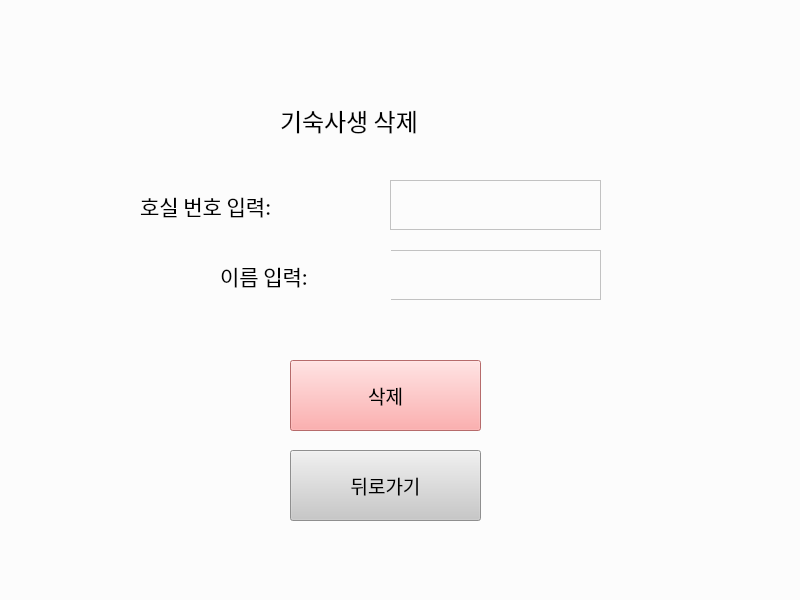
Before: the Qt Designer form delete.ui in Hyemin-12/goingout-journal, drawn with Qt 5.
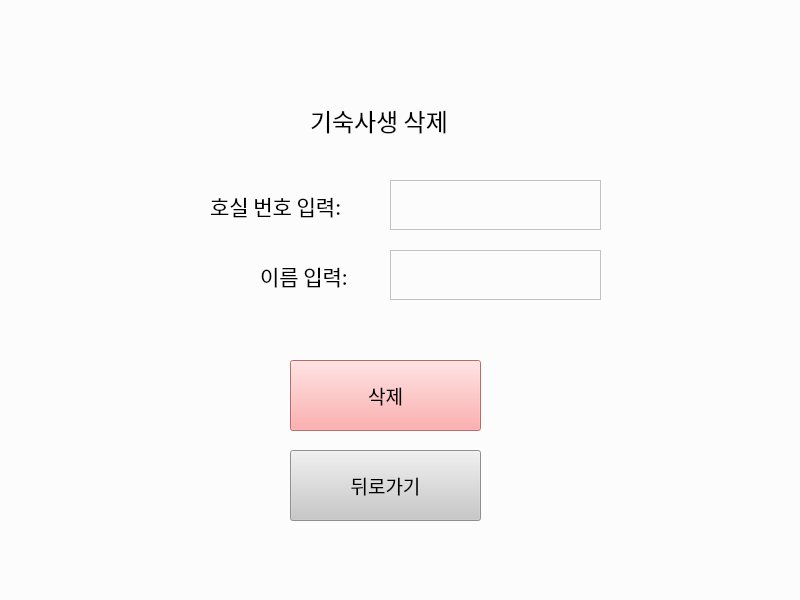
After: the same form once the commit is applied.

Patch:
```diff
--- a/delete.ui
+++ b/delete.ui
@@ -19,9 +19,9 @@
   <widget class="QLabel" name="search_title_2">
    <property name="geometry">
     <rect>
-     <x>140</x>
+     <x>210</x>
      <y>180</y>
-     <width>251</width>
+     <width>161</width>
      <height>51</height>
     </rect>
    </property>
@@ -54,9 +54,9 @@
   <widget class="QLabel" name="delete_title">
    <property name="geometry">
     <rect>
-     <x>280</x>
+     <x>310</x>
      <y>100</y>
-     <width>231</width>
+     <width>151</width>
      <height>41</height>
     </rect>
    </property>
@@ -73,9 +73,9 @@
   <widget class="QLabel" name="search_title_3">
    <property name="geometry">
     <rect>
-     <x>220</x>
+     <x>260</x>
      <y>250</y>
-     <width>171</width>
+     <width>111</width>
      <height>51</height>
     </rect>
    </property>
```
